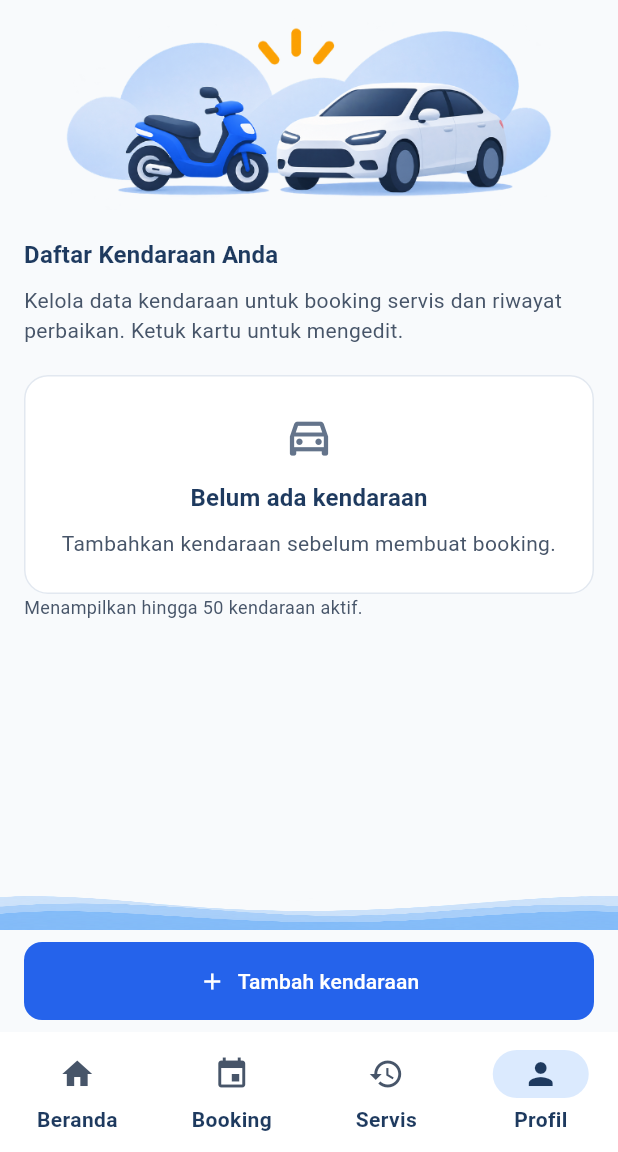
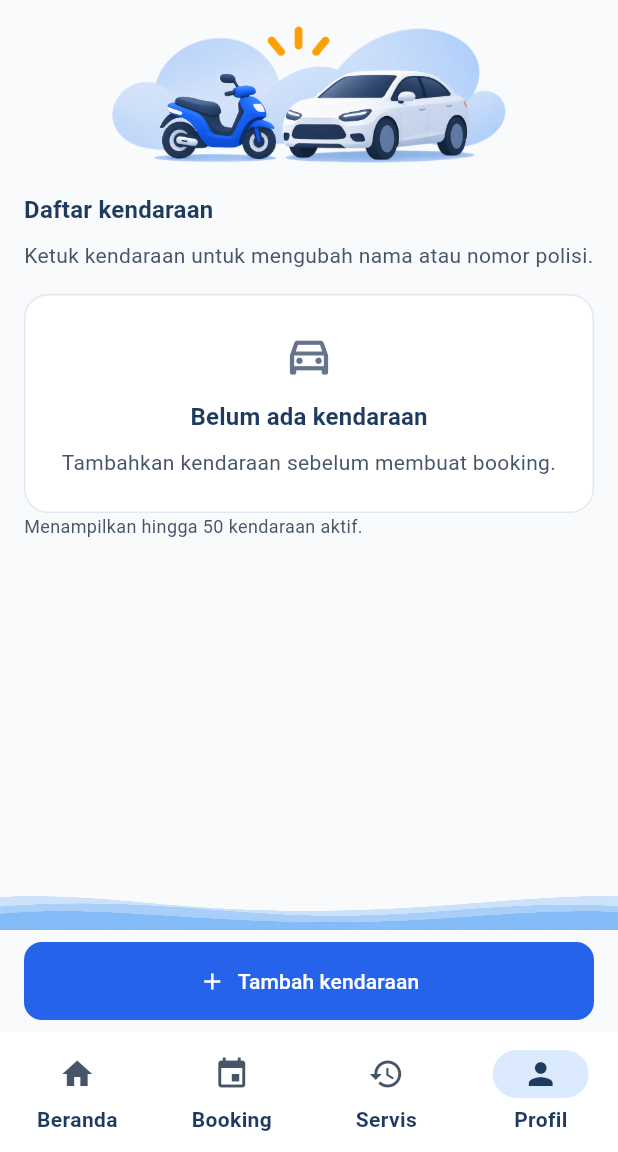
Before and after one commit to Freddy47588/Aplikasi-Bengkel, a Flutter app: the VehiclesScreen screen opened by its route, on a phone screen of 412 x 824 dp, the part 84-1236 px from its top. Run offline on Flutter 3.47's test engine with Material 3 defaults, Android fonts, the phone set to English and light mode, and no system bars; our stand-ins replace cloud_firestore, firebase_auth, firebase_core, flutter_riverpod, go_router, pdf and 1 more; accounts and stored records are empty.

Commit message:
fix: constrain vehicle dialog and tidy customer layouts

```diff
--- a/lib/features/customer/presentation/vehicles_screen.dart
+++ b/lib/features/customer/presentation/vehicles_screen.dart
@@ -75,19 +75,19 @@ class VehiclesScreen extends ConsumerWidget {
               padding: const EdgeInsets.fromLTRB(16, 12, 16, 20),
               children: [
                 if (MediaQuery.textScalerOf(context).scale(1) <= 1.3)
-                  const CustomerVehicleArt(),
-                const SizedBox(height: 18),
+                  const CustomerVehicleArt(height: 104),
+                const SizedBox(height: 12),
                 Text(
-                  'Daftar Kendaraan Anda',
+                  'Daftar kendaraan',
                   style: Theme.of(context).textTheme.titleMedium?.copyWith(
                     fontWeight: FontWeight.w700,
                   ),
                 ),
                 const SizedBox(height: 8),
                 const Text(
-                  'Kelola data kendaraan untuk booking servis dan riwayat perbaikan. Ketuk kartu untuk mengedit.',
+                  'Ketuk kendaraan untuk mengubah nama atau nomor polisi.',
                 ),
-                const SizedBox(height: 20),
+                const SizedBox(height: 16),
                 if (vehicles.isEmpty)
                   const EmptyState(
                     title: 'Belum ada kendaraan',
@@ -107,7 +107,7 @@ class VehiclesScreen extends ConsumerWidget {
                     ),
                     margin: const EdgeInsets.only(bottom: 10),
                     child: ListTile(
-                      contentPadding: const EdgeInsets.fromLTRB(12, 8, 4, 8),
+                      contentPadding: const EdgeInsets.fromLTRB(16, 12, 8, 12),
                       leading: const Icon(
                         Icons.directions_car_outlined,
                         color: AppColors.secondary,
@@ -257,7 +257,9 @@ class _VehicleFormState extends ConsumerState<_VehicleForm> {
       widget.vehicle == null ? 'Tambah kendaraan' : 'Edit kendaraan',
       textAlign: TextAlign.center,
     ),
-    content: Form(
+    content: SizedBox(
+      width: 400,
+      child: Form(
         key: form,
         child: Column(
           mainAxisSize: MainAxisSize.min,
@@ -301,6 +303,7 @@ class _VehicleFormState extends ConsumerState<_VehicleForm> {
           ],
         ),
       ),
+    ),
     actions: [
       TextButton(
         onPressed: busy ? null : () => Navigator.pop(context),
```
Also changed, not shown: lib/features/customer/presentation/customer_dashboard_screen.dart (+7 -9 lines), 2 other files. Lines whose indentation alone changed are shown as unchanged.
